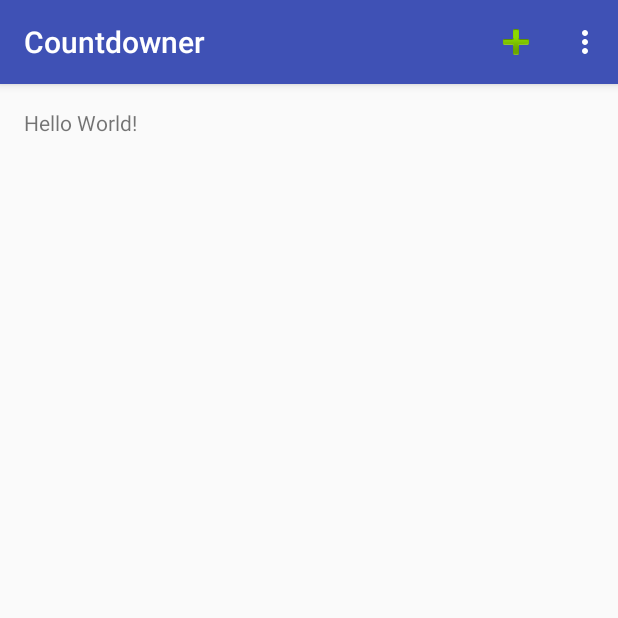
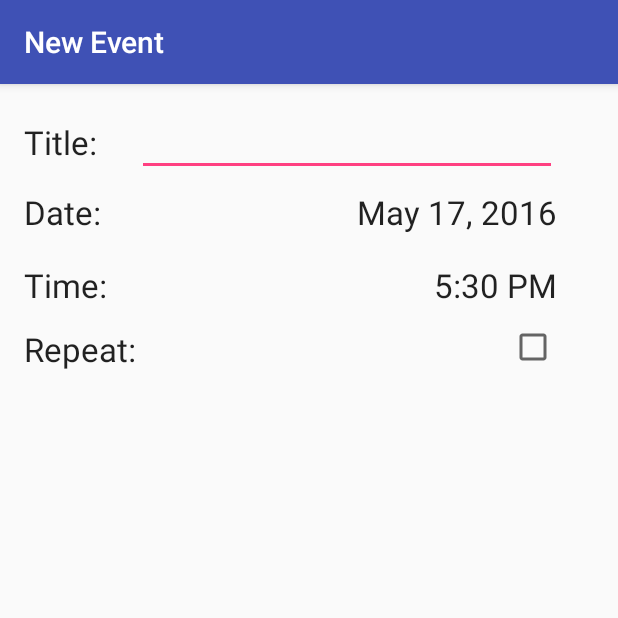
Before and after one commit to Fertalicious/Kronos, an Android app: the screen it shows after launch (MainActivity before the commit, NewDate after it), after a tap on "Create Event", on a phone screen of 412 x 824 dp, the top half of it. Run offline under Robolectric (Android 15) with nearby library versions, the phone set to English and light mode, and no system bars.

Commit message:
Database Created, Template for Creating an event also created

```diff
--- a/app/src/main/AndroidManifest.xml
+++ b/app/src/main/AndroidManifest.xml
@@ -18,6 +18,11 @@
                 <category android:name="android.intent.category.LAUNCHER" />
             </intent-filter>
         </activity>
+        <activity
+            android:name=".NewDate"
+            android:label="@string/title_activity_new_date"
+            android:theme="@style/AppTheme.NoActionBar" >
+        </activity>
     </application>
 
 </manifest>
--- a/app/src/main/java/com/industries/fertile/countdowner/MainActivity.java
+++ b/app/src/main/java/com/industries/fertile/countdowner/MainActivity.java
@@ -1,5 +1,6 @@
 package com.industries.fertile.countdowner;
 
+import android.content.Intent;
 import android.os.Bundle;
 import android.support.design.widget.FloatingActionButton;
 import android.support.design.widget.Snackbar;
@@ -39,6 +40,12 @@ public class MainActivity extends AppCompatActivity {
             return true;
         }
 
+        if (id == R.id.action_new) {
+            Intent myIntent = new Intent(MainActivity.this, NewDate.class);
+            MainActivity.this.startActivity(myIntent);
+            return true;
+        }
+
         return super.onOptionsItemSelected(item);
     }
 }
--- /dev/null
+++ b/app/src/main/java/com/industries/fertile/countdowner/NewDate.java
@@ -0,0 +1,22 @@
+package com.industries.fertile.countdowner;
+
+import android.os.Bundle;
+import android.support.design.widget.FloatingActionButton;
+import android.support.design.widget.Snackbar;
+import android.support.v7.app.AppCompatActivity;
+import android.support.v7.widget.Toolbar;
+import android.view.View;
+
+public class NewDate extends AppCompatActivity {
+
+    @Override
+    protected void onCreate(Bundle savedInstanceState) {
+        super.onCreate(savedInstanceState);
+        setContentView(R.layout.activity_new_date);
+        Toolbar toolbar = (Toolbar) findViewById(R.id.toolbar);
+        setSupportActionBar(toolbar);
+
+
+    }
+
+}
--- /dev/null
+++ b/app/src/main/res/layout/activity_new_date.xml
@@ -0,0 +1,20 @@
+<?xml version="1.0" encoding="utf-8"?>
+<android.support.design.widget.CoordinatorLayout
+    xmlns:android="http://schemas.android.com/apk/res/android"
+    xmlns:app="http://schemas.android.com/apk/res-auto"
+    xmlns:tools="http://schemas.android.com/tools" android:layout_width="match_parent"
+    android:layout_height="match_parent" android:fitsSystemWindows="true"
+    tools:context="com.industries.fertile.countdowner.NewDate">
+
+    <android.support.design.widget.AppBarLayout android:layout_height="wrap_content"
+        android:layout_width="match_parent" android:theme="@style/AppTheme.AppBarOverlay">
+
+        <android.support.v7.widget.Toolbar android:id="@+id/toolbar"
+            android:layout_width="match_parent" android:layout_height="?attr/actionBarSize"
+            android:background="?attr/colorPrimary" app:popupTheme="@style/AppTheme.PopupOverlay" />
+
+    </android.support.design.widget.AppBarLayout>
+
+    <include layout="@layout/content_new_date" />
+
+</android.support.design.widget.CoordinatorLayout>
--- a/app/src/main/res/layout/content_main.xml
+++ b/app/src/main/res/layout/content_main.xml
@@ -9,6 +9,10 @@
     app:layout_behavior="@string/appbar_scrolling_view_behavior"
     tools:showIn="@layout/activity_main" tools:context=".MainActivity">
 
+
     <TextView android:text="Hello World!" android:layout_width="wrap_content"
-        android:layout_height="wrap_content" />
+        android:layout_height="wrap_content"
+        android:id="@+id/textView2" />
+
+
 </RelativeLayout>
--- /dev/null
+++ b/app/src/main/res/layout/content_new_date.xml
@@ -0,0 +1,130 @@
+<?xml version="1.0" encoding="utf-8"?>
+<RelativeLayout xmlns:android="http://schemas.android.com/apk/res/android"
+    xmlns:tools="http://schemas.android.com/tools"
+    xmlns:app="http://schemas.android.com/apk/res-auto" android:layout_width="match_parent"
+    android:layout_height="match_parent" android:paddingLeft="@dimen/activity_horizontal_margin"
+    android:paddingRight="@dimen/activity_horizontal_margin"
+    android:paddingTop="@dimen/activity_vertical_margin"
+    android:paddingBottom="@dimen/activity_vertical_margin"
+    app:layout_behavior="@string/appbar_scrolling_view_behavior"
+    tools:showIn="@layout/activity_new_date"
+    tools:context="com.industries.fertile.countdowner.NewDate">
+
+    <ScrollView
+        android:layout_width="wrap_content"
+        android:layout_height="wrap_content"
+        android:id="@+id/scrollView"
+        android:layout_alignParentTop="true"
+        android:layout_alignParentLeft="true"
+        android:layout_alignParentStart="true" >
+
+        <LinearLayout
+            android:orientation="vertical"
+            android:layout_width="match_parent"
+            android:layout_height="match_parent"
+            android:showDividers="middle">
+
+
+            <RelativeLayout
+                android:layout_width="355dp"
+                android:layout_height="match_parent">
+
+                <TextView
+                    android:layout_width="wrap_content"
+                    android:layout_height="wrap_content"
+                    android:textAppearance="?android:attr/textAppearanceLarge"
+                    android:text="Title:     "
+                    android:id="@+id/textView"
+                    android:layout_centerVertical="true"
+                    android:layout_alignParentLeft="true"
+                    android:layout_alignParentStart="true" />
+
+                <EditText
+                    android:layout_width="wrap_content"
+                    android:layout_height="wrap_content"
+                    android:id="@+id/editText"
+                    android:layout_alignParentRight="true"
+                    android:layout_alignParentEnd="true"
+                    android:layout_toRightOf="@+id/textView"
+                    android:layout_toEndOf="@+id/textView" />
+            </RelativeLayout>
+
+            <RelativeLayout
+                android:layout_width="match_parent"
+                android:layout_height="48dp">
+
+                <TextView
+                    android:layout_width="wrap_content"
+                    android:layout_height="wrap_content"
+                    android:textAppearance="?android:attr/textAppearanceLarge"
+                    android:text="May 17, 2016"
+                    android:id="@+id/textView3"
+                    android:layout_gravity="right"
+                    android:layout_centerVertical="true"
+                    android:layout_alignParentRight="true"
+                    android:layout_alignParentEnd="true" />
+
+                <TextView
+                    android:layout_width="wrap_content"
+                    android:layout_height="wrap_content"
+                    android:textAppearance="?android:attr/textAppearanceLarge"
+                    android:text="Date:"
+                    android:id="@+id/textView4"
+                    android:layout_centerVertical="true"
+                    android:layout_alignParentLeft="true"
+                    android:layout_alignParentStart="true" />
+            </RelativeLayout>
+
+            <RelativeLayout
+                android:layout_width="match_parent"
+                android:layout_height="50dp">
+
+                <TextView
+                    android:layout_width="wrap_content"
+                    android:layout_height="wrap_content"
+                    android:textAppearance="?android:attr/textAppearanceLarge"
+                    android:text="Time:"
+                    android:id="@+id/textView6"
+                    android:layout_alignTop="@+id/textView5"
+                    android:layout_alignParentLeft="true"
+                    android:layout_alignParentStart="true" />
+
+                <TextView
+                    android:layout_width="wrap_content"
+                    android:layout_height="wrap_content"
+                    android:textAppearance="?android:attr/textAppearanceLarge"
+                    android:text="5:30 PM"
+                    android:id="@+id/textView5"
+                    android:layout_centerVertical="true"
+                    android:layout_alignParentRight="true"
+                    android:layout_alignParentEnd="true" />
+            </RelativeLayout>
+
+            <RelativeLayout
+                android:layout_width="match_parent"
+                android:layout_height="match_parent">
+
+                <TextView
+                    android:layout_width="wrap_content"
+                    android:layout_height="wrap_content"
+                    android:textAppearance="?android:attr/textAppearanceLarge"
+                    android:text="Repeat:"
+                    android:id="@+id/textView7"
+                    android:layout_alignParentBottom="true"
+                    android:layout_alignParentLeft="true"
+                    android:layout_alignParentStart="true" />
+
+                <CheckBox
+                    android:layout_width="wrap_content"
+                    android:layout_height="wrap_content"
+                    android:id="@+id/checkBox"
+                    android:layout_alignTop="@+id/textView7"
+                    android:layout_alignParentRight="true"
+                    android:layout_alignParentEnd="true" />
+
+            </RelativeLayout>
+
+        </LinearLayout>
+    </ScrollView>
+
+</RelativeLayout>
--- a/app/src/main/res/values/strings.xml
+++ b/app/src/main/res/values/strings.xml
@@ -2,4 +2,6 @@
     <string name="app_name">Countdowner</string>
     <string name="action_settings">Settings</string>
     <string name="action_new">Create Event</string>
+    <string name="title_activity_create">Create Event</string>
+    <string name="title_activity_new_date">New Event</string>
 </resources>
```
Also changed, not shown: app/src/main/java/CountdownDate.java (added, +83 -0 lines), app/src/main/java/DBHandler.java (added, +152 -0 lines).
